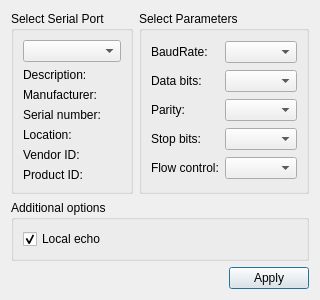
Qt form settingsdialog.ui (sunbibei/visualizer) before a commit.
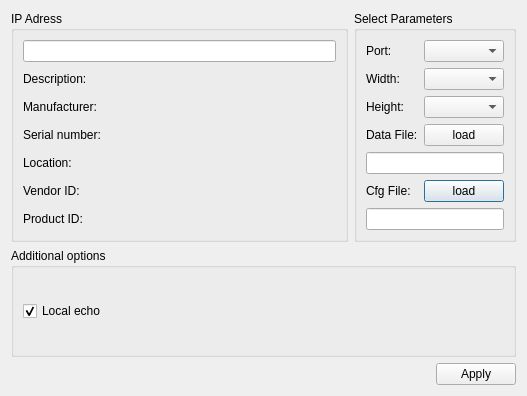
The same form after that commit.

```diff
--- a/settingsdialog.ui
+++ b/settingsdialog.ui
@@ -6,110 +6,20 @@
    <rect>
     <x>0</x>
     <y>0</y>
-    <width>281</width>
-    <height>262</height>
+    <width>527</width>
+    <height>396</height>
    </rect>
   </property>
   <property name="windowTitle">
    <string>Settings</string>
   </property>
   <layout class="QGridLayout" name="gridLayout_3">
-   <item row="0" column="1">
-    <widget class="QGroupBox" name="parametersBox">
-     <property name="title">
-      <string>Select Parameters</string>
-     </property>
-     <layout class="QGridLayout" name="gridLayout_2">
-      <item row="0" column="0">
-       <widget class="QLabel" name="baudRateLabel">
-        <property name="text">
-         <string>BaudRate:</string>
-        </property>
-       </widget>
-      </item>
-      <item row="0" column="1">
-       <widget class="QComboBox" name="baudRateBox"/>
-      </item>
-      <item row="1" column="0">
-       <widget class="QLabel" name="dataBitsLabel">
-        <property name="text">
-         <string>Data bits:</string>
-        </property>
-       </widget>
-      </item>
-      <item row="1" column="1">
-       <widget class="QComboBox" name="dataBitsBox"/>
-      </item>
-      <item row="2" column="0">
-       <widget class="QLabel" name="parityLabel">
-        <property name="text">
-         <string>Parity:</string>
-        </property>
-       </widget>
-      </item>
-      <item row="2" column="1">
-       <widget class="QComboBox" name="parityBox"/>
-      </item>
-      <item row="3" column="0">
-       <widget class="QLabel" name="stopBitsLabel">
-        <property name="text">
-         <string>Stop bits:</string>
-        </property>
-       </widget>
-      </item>
-      <item row="3" column="1">
-       <widget class="QComboBox" name="stopBitsBox"/>
-      </item>
-      <item row="4" column="0">
-       <widget class="QLabel" name="flowControlLabel">
-        <property name="text">
-         <string>Flow control:</string>
-        </property>
-       </widget>
-      </item>
-      <item row="4" column="1">
-       <widget class="QComboBox" name="flowControlBox"/>
-      </item>
-     </layout>
-    </widget>
-   </item>
    <item row="0" column="0">
     <widget class="QGroupBox" name="selectBox">
      <property name="title">
-      <string>Select Serial Port</string>
+      <string>IP Adress</string>
      </property>
      <layout class="QGridLayout" name="gridLayout">
-      <item row="0" column="0">
-       <widget class="QComboBox" name="serialPortInfoListBox"/>
-      </item>
-      <item row="1" column="0">
-       <widget class="QLabel" name="descriptionLabel">
-        <property name="text">
-         <string>Description:</string>
-        </property>
-       </widget>
-      </item>
-      <item row="2" column="0">
-       <widget class="QLabel" name="manufacturerLabel">
-        <property name="text">
-         <string>Manufacturer:</string>
-        </property>
-       </widget>
-      </item>
-      <item row="3" column="0">
-       <widget class="QLabel" name="serialNumberLabel">
-        <property name="text">
-         <string>Serial number:</string>
-        </property>
-       </widget>
-      </item>
-      <item row="4" column="0">
-       <widget class="QLabel" name="locationLabel">
-        <property name="text">
-         <string>Location:</string>
-        </property>
-       </widget>
-      </item>
       <item row="5" column="0">
        <widget class="QLabel" name="vidLabel">
         <property name="text">
@@ -117,12 +27,116 @@
         </property>
        </widget>
       </item>
+      <item row="4" column="0">
+       <widget class="QLabel" name="locationLabel">
+        <property name="text">
+         <string>Location:</string>
+        </property>
+       </widget>
+      </item>
+      <item row="3" column="0">
+       <widget class="QLabel" name="serialNumberLabel">
+        <property name="text">
+         <string>Serial number:</string>
+        </property>
+       </widget>
+      </item>
+      <item row="2" column="0">
+       <widget class="QLabel" name="manufacturerLabel">
+        <property name="text">
+         <string>Manufacturer:</string>
+        </property>
+       </widget>
+      </item>
+      <item row="1" column="0">
+       <widget class="QLabel" name="descriptionLabel">
+        <property name="text">
+         <string>Description:</string>
+        </property>
+       </widget>
+      </item>
       <item row="6" column="0">
        <widget class="QLabel" name="pidLabel">
         <property name="text">
          <string>Product ID:</string>
         </property>
        </widget>
+      </item>
+      <item row="0" column="0">
+       <widget class="QLineEdit" name="ipText"/>
+      </item>
+     </layout>
+    </widget>
+   </item>
+   <item row="0" column="1">
+    <widget class="QGroupBox" name="parametersBox">
+     <property name="title">
+      <string>Select Parameters</string>
+     </property>
+     <layout class="QGridLayout" name="gridLayout_2">
+      <item row="5" column="1">
+       <widget class="QPushButton" name="btnCfgLoad">
+        <property name="text">
+         <string>load</string>
+        </property>
+       </widget>
+      </item>
+      <item row="1" column="0">
+       <widget class="QLabel" name="widthLabel">
+        <property name="text">
+         <string>Width:</string>
+        </property>
+       </widget>
+      </item>
+      <item row="3" column="0">
+       <widget class="QLabel" name="label">
+        <property name="text">
+         <string>Data File:</string>
+        </property>
+       </widget>
+      </item>
+      <item row="0" column="1">
+       <widget class="QComboBox" name="portBox"/>
+      </item>
+      <item row="4" column="0" colspan="2">
+       <widget class="QLineEdit" name="datapath"/>
+      </item>
+      <item row="2" column="1">
+       <widget class="QComboBox" name="heightBox"/>
+      </item>
+      <item row="5" column="0">
+       <widget class="QLabel" name="label_2">
+        <property name="text">
+         <string>Cfg File:</string>
+        </property>
+       </widget>
+      </item>
+      <item row="0" column="0">
+       <widget class="QLabel" name="portLabel">
+        <property name="text">
+         <string>Port:</string>
+        </property>
+       </widget>
+      </item>
+      <item row="3" column="1">
+       <widget class="QPushButton" name="btnDataLoad">
+        <property name="text">
+         <string>load</string>
+        </property>
+       </widget>
+      </item>
+      <item row="1" column="1">
+       <widget class="QComboBox" name="widthBox"/>
+      </item>
+      <item row="2" column="0">
+       <widget class="QLabel" name="heightLabel">
+        <property name="text">
+         <string>Height:</string>
+        </property>
+       </widget>
+      </item>
+      <item row="6" column="0" colspan="2">
+       <widget class="QLineEdit" name="cfgpath"/>
       </item>
      </layout>
     </widget>
```
